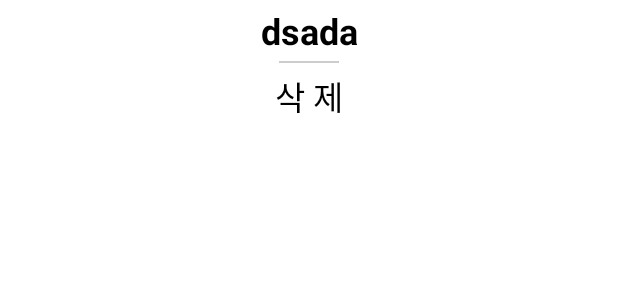
After one commit to Notepad96/Android_ToyProject, an Android app: the layout mainlist_item_long_dialog.xml on its own in the app's theme, with its tools: preview values and no code run, on a phone screen of 412 x 824 dp. The commit adds this screen. Shown: the top 300 px of the screen. Run offline under Robolectric (Android 15) with nearby library versions, the phone set to English and light mode, and no system bars.

Commit message:
item delete 50%

```diff
--- a/NotepadList/app/src/main/java/com/example/notepadlist/MainListAdapter.kt
+++ b/NotepadList/app/src/main/java/com/example/notepadlist/MainListAdapter.kt
@@ -1,5 +1,6 @@
 package com.example.notepadlist
 
+import android.app.AlertDialog
 import android.content.Context
 import android.content.Intent
 import android.view.LayoutInflater
@@ -7,6 +8,7 @@ import android.view.View
 import android.view.ViewGroup
 import androidx.recyclerview.widget.RecyclerView
 import kotlinx.android.synthetic.main.mainlist_item.view.*
+import kotlinx.android.synthetic.main.mainlist_item_long_dialog.view.*
 import kotlinx.coroutines.CoroutineScope
 import kotlinx.coroutines.Dispatchers
 import kotlinx.coroutines.launch
@@ -30,6 +32,22 @@ class MainListAdapter(private val list: List<Note>?): RecyclerView.Adapter<MainL
             intent.putExtra("id", list!![position].id)
             holder.layout.context.startActivity(intent)
         }
+
+        holder.layout.vLayoutNoteListItem.setOnLongClickListener {
+            var layout = LayoutInflater.from(holder.layout.context).inflate(R.layout.mainlist_item_long_dialog, null)
+            var build = AlertDialog.Builder(holder.layout.context).apply {
+                setView(layout)
+            }
+            var dialog = build.create()
+            dialog.show()
+            layout.vTextNoteListItemDiaTitle.setText(list!![position].title)
+
+            layout.vTextNoteListItemDiaRemove.setOnClickListener {
+                dialog.dismiss()
+            }
+
+            true
+        }
     }
 
     override fun getItemCount(): Int {
--- a/NotepadList/app/src/main/res/drawable/border_style.xml
+++ b/NotepadList/app/src/main/res/drawable/border_style.xml
@@ -3,4 +3,6 @@
     <stroke android:width="1dp"
         android:color="#999"/>
     <corners android:radius="10dp" />
+    <solid android:color="@android:color/transparent"/>
+
 </shape>
--- /dev/null
+++ b/NotepadList/app/src/main/res/layout/mainlist_item_long_dialog.xml
@@ -0,0 +1,31 @@
+<?xml version="1.0" encoding="utf-8"?>
+<LinearLayout xmlns:android="http://schemas.android.com/apk/res/android"
+    android:layout_width="match_parent"
+    android:layout_height="200dp"
+    android:orientation="vertical">
+
+    <TextView
+        android:id="@+id/vTextNoteListItemDiaTitle"
+        android:layout_width="match_parent"
+        android:layout_height="wrap_content"
+        android:text="dsada"
+        android:textSize="24sp"
+        android:gravity="center"
+        android:textStyle="bold"
+        android:padding="4dp"/>
+    <View
+        android:layout_width="40dp"
+        android:layout_height="1dp"
+        android:background="#ccc"
+        android:layout_gravity="center"/>
+
+    <TextView
+        android:id="@+id/vTextNoteListItemDiaRemove"
+        android:layout_width="match_parent"
+        android:layout_height="wrap_content"
+        android:text="삭 제"
+        android:textSize="22sp"
+        android:gravity="center"
+        android:padding="5dp" />
+
+</LinearLayout>
```
